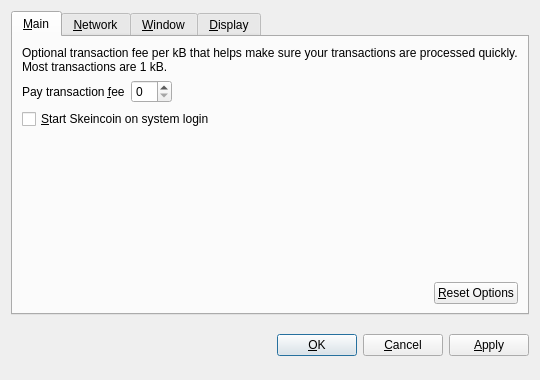
Old version of the form src/qt/forms/optionsdialog.ui in the repository skeincoin/skeincoin.
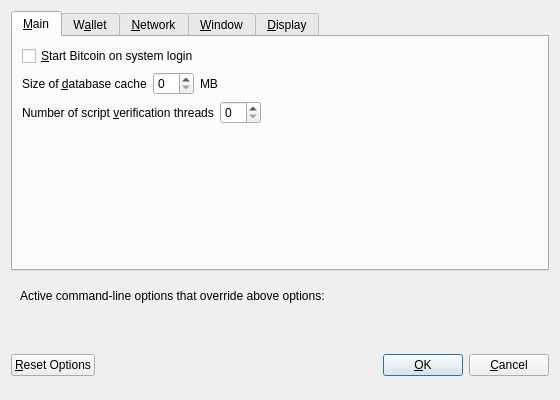
New version of the form. Custom widgets are drawn as their Qt base class.

Patch:
```diff
--- a/src/qt/forms/optionsdialog.ui
+++ b/src/qt/forms/optionsdialog.ui
@@ -6,8 +6,8 @@
    <rect>
     <x>0</x>
     <y>0</y>
-    <width>540</width>
-    <height>380</height>
+    <width>560</width>
+    <height>400</height>
    </rect>
   </property>
   <property name="windowTitle">
@@ -19,9 +19,6 @@
   <layout class="QVBoxLayout" name="verticalLayout">
    <item>
     <widget class="QTabWidget" name="tabWidget">
-     <property name="tabPosition">
-      <enum>QTabWidget::North</enum>
-     </property>
      <property name="currentIndex">
       <number>0</number>
      </property>
@@ -31,6 +28,116 @@
       </attribute>
       <layout class="QVBoxLayout" name="verticalLayout_Main">
        <item>
+        <widget class="QCheckBox" name="bitcoinAtStartup">
+         <property name="toolTip">
+          <string>Automatically start Bitcoin after logging in to the system.</string>
+         </property>
+         <property name="text">
+          <string>&amp;Start Bitcoin on system login</string>
+         </property>
+        </widget>
+       </item>
+       <item>
+        <layout class="QHBoxLayout" name="horizontalLayout_2_Main">
+         <item>
+          <widget class="QLabel" name="databaseCacheLabel">
+           <property name="text">
+            <string>Size of &amp;database cache</string>
+           </property>
+           <property name="textFormat">
+            <enum>Qt::PlainText</enum>
+           </property>
+           <property name="buddy">
+            <cstring>databaseCache</cstring>
+           </property>
+          </widget>
+         </item>
+         <item>
+          <widget class="QSpinBox" name="databaseCache"/>
+         </item>
+         <item>
+          <widget class="QLabel" name="databaseCacheUnitLabel">
+           <property name="text">
+            <string>MB</string>
+           </property>
+           <property name="textFormat">
+            <enum>Qt::PlainText</enum>
+           </property>
+          </widget>
+         </item>
+         <item>
+          <spacer name="horizontalSpacer_2_Main">
+           <property name="orientation">
+            <enum>Qt::Horizontal</enum>
+           </property>
+           <property name="sizeHint" stdset="0">
+            <size>
+             <width>40</width>
+             <height>20</height>
+            </size>
+           </property>
+          </spacer>
+         </item>
+        </layout>
+       </item>
+       <item>
+        <layout class="QHBoxLayout" name="horizontalLayout_3_Main">
+         <item>
+          <widget class="QLabel" name="threadsScriptVerifLabel">
+           <property name="text">
+            <string>Number of script &amp;verification threads</string>
+           </property>
+           <property name="textFormat">
+            <enum>Qt::PlainText</enum>
+           </property>
+           <property name="buddy">
+            <cstring>threadsScriptVerif</cstring>
+           </property>
+          </widget>
+         </item>
+         <item>
+          <widget class="QSpinBox" name="threadsScriptVerif">
+           <property name="toolTip">
+            <string>(0 = auto, &lt;0 = leave that many cores free)</string>
+           </property>
+          </widget>
+         </item>
+         <item>
+          <spacer name="horizontalSpacer_3_Main">
+           <property name="orientation">
+            <enum>Qt::Horizontal</enum>
+           </property>
+           <property name="sizeHint" stdset="0">
+            <size>
+             <width>40</width>
+             <height>20</height>
+            </size>
+           </property>
+          </spacer>
+         </item>
+        </layout>
+       </item>
+       <item>
+        <spacer name="verticalSpacer_Main">
+         <property name="orientation">
+          <enum>Qt::Vertical</enum>
+         </property>
+         <property name="sizeHint" stdset="0">
+          <size>
+           <width>20</width>
+           <height>40</height>
+          </size>
+         </property>
+        </spacer>
+       </item>
+      </layout>
+     </widget>
+     <widget class="QWidget" name="tabWallet">
+      <attribute name="title">
+       <string>W&amp;allet</string>
+      </attribute>
+      <layout class="QVBoxLayout" name="verticalLayout_Wallet">
+       <item>
         <widget class="QLabel" name="transactionFeeInfoLabel">
          <property name="text">
           <string>Optional transaction fee per kB that helps make sure your transactions are processed quickly. Most transactions are 1 kB.</string>
@@ -44,7 +151,7 @@
         </widget>
        </item>
        <item>
-        <layout class="QHBoxLayout" name="horizontalLayout_1_Main">
+        <layout class="QHBoxLayout" name="horizontalLayout_1_Wallet">
          <item>
           <widget class="QLabel" name="transactionFeeLabel">
            <property name="text">
@@ -77,17 +184,7 @@
         </layout>
        </item>
        <item>
-        <widget class="QCheckBox" name="bitcoinAtStartup">
-         <property name="toolTip">
-          <string>Automatically start Skeincoin after logging in to the system.</string>
-         </property>
-         <property name="text">
-          <string>&amp;Start Skeincoin on system login</string>
-         </property>
-        </widget>
-       </item>
-       <item>
-        <spacer name="verticalSpacer_Main">
+        <spacer name="verticalSpacer_Wallet">
          <property name="orientation">
           <enum>Qt::Vertical</enum>
          </property>
@@ -100,34 +197,33 @@
         </spacer>
        </item>
        <item>
-        <layout class="QHBoxLayout" name="horizontalLayout_2_Main">
-         <item>
-          <spacer name="horizontalSpacer_2_Main">
-           <property name="orientation">
-            <enum>Qt::Horizontal</enum>
-           </property>
-           <property name="sizeHint" stdset="0">
-            <size>
-             <width>40</width>
-             <height>20</height>
-            </size>
-           </property>
-          </spacer>
-         </item>
-         <item>
-          <widget class="QPushButton" name="resetButton">
-           <property name="toolTip">
-            <string>Reset all client options to default.</string>
-           </property>
-           <property name="text">
-            <string>&amp;Reset Options</string>
-           </property>
-           <property name="autoDefault">
-            <bool>false</bool>
-           </property>
-          </widget>
-         </item>
-        </layout>
+        <widget class="QGroupBox" name="groupBox">
+         <property name="title">
+          <string>Expert</string>
+         </property>
+         <layout class="QVBoxLayout" name="verticalLayout_2">
+          <item>
+           <widget class="QCheckBox" name="coinControlFeatures">
+            <property name="toolTip">
+             <string>Whether to show coin control features or not.</string>
+            </property>
+            <property name="text">
+             <string>Enable coin &amp;control features</string>
+            </property>
+           </widget>
+          </item>
+          <item>
+           <widget class="QCheckBox" name="spendZeroConfChange">
+            <property name="toolTip">
+             <string>If you disable the spending of unconfirmed change, the change from a transaction cannot be used until that transaction has at least one confirmation. This also affects how your balance is computed.</string>
+            </property>
+            <property name="text">
+             <string>&amp;Spend unconfirmed change</string>
+            </property>
+           </widget>
+          </item>
+         </layout>
+        </widget>
        </item>
       </layout>
      </widget>
@@ -380,8 +476,67 @@
      </widget>
     </widget>
    </item>
+   <item>
+    <widget class="QFrame" name="frame">
+     <layout class="QVBoxLayout" name="verticalLayout_Bottom">
+      <item>
+       <layout class="QHBoxLayout" name="horizontalLayout_Bottom">
+        <item>
+         <widget class="QLabel" name="overriddenByCommandLineInfoLabel">
+          <property name="text">
+           <string>Active command-line options that override above options:</string>
+          </property>
+          <property name="textFormat">
+           <enum>Qt::PlainText</enum>
+          </property>
+         </widget>
+        </item>
+        <item>
+         <spacer name="horizontalSpacer_Bottom">
+          <property name="orientation">
+           <enum>Qt::Horizontal</enum>
+          </property>
+          <property name="sizeHint" stdset="0">
+           <size>
+            <width>40</width>
+            <height>20</height>
+           </size>
+          </property>
+         </spacer>
+        </item>
+       </layout>
+      </item>
+      <item>
+       <widget class="QLabel" name="overriddenByCommandLineLabel">
+        <property name="text">
+         <string/>
+        </property>
+        <property name="textFormat">
+         <enum>Qt::PlainText</enum>
+        </property>
+        <property name="wordWrap">
+         <bool>true</bool>
+        </property>
+       </widget>
+      </item>
+     </layout>
+    </widget>
+   </item>
    <item>
     <layout class="QHBoxLayout" name="horizontalLayout_Buttons">
+     <item>
+      <widget class="QPushButton" name="resetButton">
+       <property name="toolTip">
+        <string>Reset all client options to default.</string>
+       </property>
+       <property name="text">
+        <string>&amp;Reset Options</string>
+       </property>
+       <property name="autoDefault">
+        <bool>false</bool>
+       </property>
+      </widget>
+     </item>
      <item>
       <spacer name="horizontalSpacer_1">
        <property name="orientation">
@@ -397,6 +552,12 @@
      </item>
      <item>
       <widget class="QLabel" name="statusLabel">
+       <property name="minimumSize">
+        <size>
+         <width>200</width>
+         <height>0</height>
+        </size>
+       </property>
        <property name="font">
         <font>
          <weight>75</weight>
@@ -444,16 +605,6 @@
        </property>
       </widget>
      </item>
-     <item>
-      <widget class="QPushButton" name="applyButton">
-       <property name="text">
-        <string>&amp;Apply</string>
-       </property>
-       <property name="autoDefault">
-        <bool>false</bool>
-       </property>
-      </widget>
-     </item>
     </layout>
    </item>
   </layout>
@@ -461,19 +612,20 @@
  <customwidgets>
   <customwidget>
    <class>BitcoinAmountField</class>
-   <extends>QSpinBox</extends>
+   <extends>QLineEdit</extends>
    <header>bitcoinamountfield.h</header>
+   <container>1</container>
+  </customwidget>
+  <customwidget>
+   <class>QValidatedLineEdit</class>
+   <extends>QLineEdit</extends>
+   <header>qvalidatedlineedit.h</header>
   </customwidget>
   <customwidget>
    <class>QValueComboBox</class>
    <extends>QComboBox</extends>
    <header>qvaluecombobox.h</header>
   </customwidget>
-  <customwidget>
-   <class>QValidatedLineEdit</class>
-   <extends>QLineEdit</extends>
-   <header>qvalidatedlineedit.h</header>
-  </customwidget>
  </customwidgets>
  <resources/>
  <connections/>
```
Left out of the diff: 54 changed lines with no effect on the pictures.
